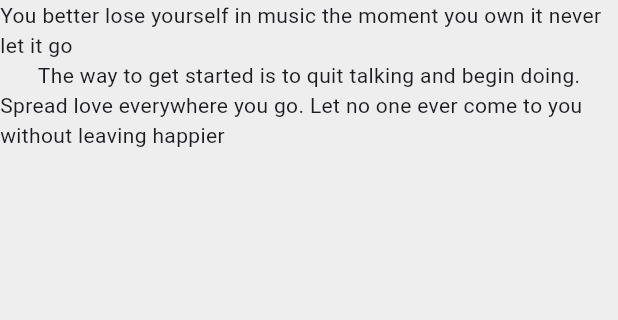
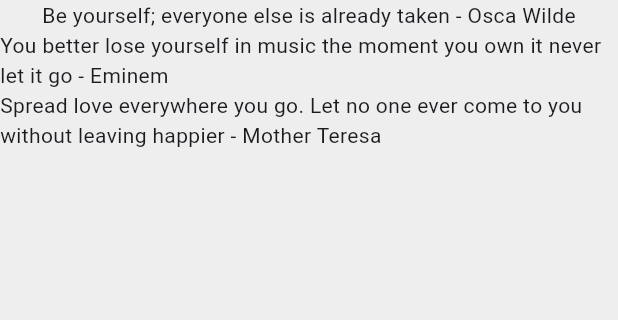
Before and after one commit to jomar-git-comsci/test-list-of-quotes, a Flutter app: the screen it shows after launch, on a phone screen of 412 x 824 dp, the part 84-404 px from its top. Run offline on Flutter 3.47's test engine with Material 3 defaults, Android fonts, the phone set to English and light mode, and no system bars.

Commit message:
third commit

```diff
--- a/lib/main.dart
+++ b/lib/main.dart
@@ -1,4 +1,5 @@
 import 'package:flutter/material.dart';
+import 'quote.dart';
 
 void main() => runApp(const MaterialApp(
   home: QuoteList(),
@@ -13,11 +14,10 @@ class QuoteList extends StatefulWidget {
 
 class _QuoteListState extends State<QuoteList> {
 
-  List<String> quotes = [
-    'You better lose yourself in music the moment you own it never let it go',
-    'The way to get started is to quit talking and begin doing.',
-    'Spread love everywhere you go. Let no one ever come to you without leaving happier',
-
+  List<dynamic> quotes = [
+    Quote(author: 'Osca Wilde', text: 'Be yourself; everyone else is already taken'),
+    Quote(author: 'Eminem', text: 'You better lose yourself in music the moment you own it never let it go'),
+    Quote(author: 'Mother Teresa', text: 'Spread love everywhere you go. Let no one ever come to you without leaving happier'),
   ];
 
   @override
@@ -30,8 +30,7 @@ class _QuoteListState extends State<QuoteList> {
         backgroundColor: Colors.lime,
       ),
       body: Column(
-        children: quotes.map((quote) => Text(quote),
-        ).toList(),
+        children: quotes.map((quote) => Text('${quote.text} - ${quote.author}'),).toList(),
       ),
     );
   }
--- /dev/null
+++ b/lib/quote.dart
@@ -0,0 +1,7 @@
+class Quote {
+
+  String? text;
+  String? author;
+
+  Quote({this.text, this.author});
+}
```
